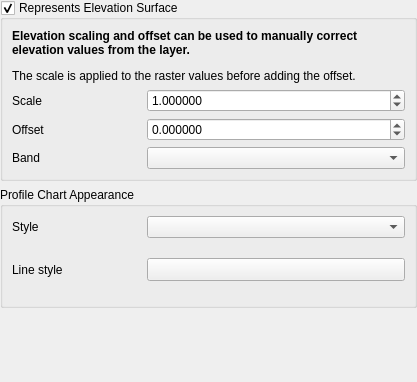
Old version of the form src/ui/raster/qgsrasterelevationpropertieswidgetbase.ui in the repository qgis/QGIS.
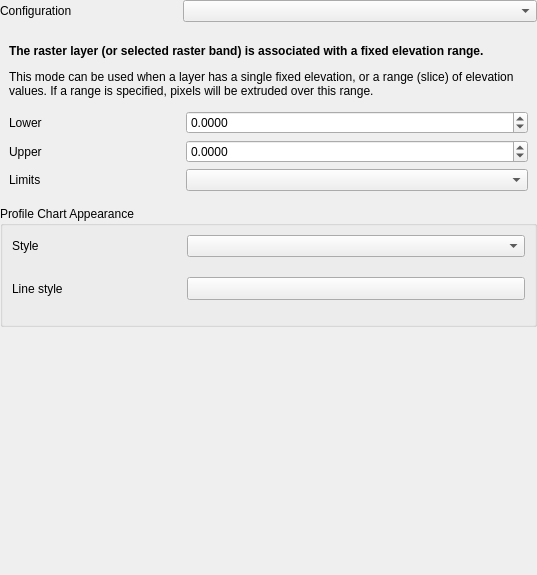
New version of the form. Custom widgets are drawn as their Qt base class.

Commit message:
Introduce fixed elevation range for raster layers
This introduces a new option for specifying how raster layers
have associated elevation. It permits a fixed elevation range
to be set for the layer. It can be used when the layer has
a single fixed elevation, or a range (slice) of elevation values.

Users can set the lower and upper elevation range for the layer,
and whether the lower or upper limits are inclusive or
exclusive.

When enabled, the layer will only be visible in elevation
filtered 2d maps when the layer's range is included in the map's
z range.

The edit to the form file:
```diff
--- a/src/ui/raster/qgsrasterelevationpropertieswidgetbase.ui
+++ b/src/ui/raster/qgsrasterelevationpropertieswidgetbase.ui
@@ -6,41 +6,80 @@
    <rect>
     <x>0</x>
     <y>0</y>
-    <width>417</width>
-    <height>382</height>
+    <width>537</width>
+    <height>575</height>
    </rect>
   </property>
+  <property name="sizePolicy">
+   <sizepolicy hsizetype="Preferred" vsizetype="Preferred">
+    <horstretch>0</horstretch>
+    <verstretch>0</verstretch>
+   </sizepolicy>
+  </property>
   <property name="windowTitle">
    <string>Raster Elevation Properties</string>
   </property>
+  <layout class="QGridLayout" name="gridLayout_11" columnstretch="1,2">
+   <property name="leftMargin">
+    <number>0</number>
+   </property>
+   <property name="topMargin">
+    <number>0</number>
+   </property>
+   <property name="rightMargin">
+    <number>0</number>
+   </property>
+   <property name="bottomMargin">
+    <number>0</number>
+   </property>
+   <item row="1" column="0" colspan="2">
+    <widget class="QgsStackedWidget" name="mStackedWidget">
+     <property name="sizePolicy">
+      <sizepolicy hsizetype="Preferred" vsizetype="Maximum">
+       <horstretch>0</horstretch>
+       <verstretch>0</verstretch>
+      </sizepolicy>
+     </property>
+     <property name="frameShape">
+      <enum>QFrame::NoFrame</enum>
+     </property>
+     <property name="currentIndex">
+      <number>2</number>
+     </property>
+     <widget class="QWidget" name="mPageDisabled">
+      <property name="sizePolicy">
+       <sizepolicy hsizetype="Preferred" vsizetype="Maximum">
+        <horstretch>0</horstretch>
+        <verstretch>0</verstretch>
+       </sizepolicy>
+      </property>
   <layout class="QVBoxLayout" name="verticalLayout">
-   <property name="leftMargin">
-    <number>0</number>
-   </property>
-   <property name="topMargin">
-    <number>0</number>
-   </property>
-   <property name="rightMargin">
-    <number>0</number>
-   </property>
-   <property name="bottomMargin">
-    <number>0</number>
-   </property>
    <item>
-    <widget class="QGroupBox" name="mElevationGroupBox">
-     <property name="focusPolicy">
-      <enum>Qt::StrongFocus</enum>
-     </property>
-     <property name="title">
-      <string>Represents Elevation Surface</string>
-     </property>
-     <property name="checkable">
-      <bool>true</bool>
-     </property>
-     <property name="syncGroup" stdset="0">
-      <string notr="true">vectorgeneral</string>
-     </property>
-     <layout class="QGridLayout" name="gridLayout_2">
+        <widget class="QLabel" name="label_29">
+         <property name="sizePolicy">
+          <sizepolicy hsizetype="Preferred" vsizetype="Maximum">
+           <horstretch>0</horstretch>
+           <verstretch>0</verstretch>
+          </sizepolicy>
+         </property>
+         <property name="text">
+          <string>The layer does not contain any elevation related data.</string>
+         </property>
+         <property name="wordWrap">
+          <bool>false</bool>
+         </property>
+        </widget>
+       </item>
+      </layout>
+     </widget>
+     <widget class="QWidget" name="mPageSurface">
+      <property name="sizePolicy">
+       <sizepolicy hsizetype="Preferred" vsizetype="Maximum">
+        <horstretch>0</horstretch>
+        <verstretch>0</verstretch>
+       </sizepolicy>
+      </property>
+      <layout class="QGridLayout" name="gridLayout_5" columnstretch="1,2">
       <item row="1" column="0">
        <widget class="QLabel" name="label_2">
         <property name="text">
@@ -48,7 +87,14 @@
         </property>
        </widget>
       </item>
-      <item row="1" column="1" colspan="2">
+       <item row="2" column="0">
+        <widget class="QLabel" name="label">
+         <property name="text">
+          <string>Offset</string>
+         </property>
+        </widget>
+       </item>
+       <item row="1" column="1">
        <widget class="QgsDoubleSpinBox" name="mScaleZSpinBox">
         <property name="decimals">
          <number>6</number>
@@ -64,7 +110,23 @@
         </property>
        </widget>
       </item>
-      <item row="2" column="1" colspan="2">
+       <item row="0" column="0" colspan="2">
+        <widget class="QLabel" name="label_3">
+         <property name="sizePolicy">
+          <sizepolicy hsizetype="Preferred" vsizetype="Maximum">
+           <horstretch>0</horstretch>
+           <verstretch>0</verstretch>
+          </sizepolicy>
+         </property>
+         <property name="text">
+          <string>&lt;html&gt;&lt;head/&gt;&lt;body&gt;&lt;p&gt;&lt;span style=&quot; font-weight:600;&quot;&gt;The pixel values in the layer represent an elevation surface, such as a Digital Elevation Model (DEM).&lt;/span&gt;&lt;/p&gt;&lt;p&gt;Elevation scaling and offset can be used to manually correct elevation values from the layer. The scale is applied to the raster values before adding the offset.&lt;/p&gt;&lt;/body&gt;&lt;/html&gt;</string>
+         </property>
+         <property name="wordWrap">
+          <bool>true</bool>
+         </property>
+        </widget>
+       </item>
+       <item row="2" column="1">
        <widget class="QgsDoubleSpinBox" name="mOffsetZSpinBox">
         <property name="decimals">
          <number>6</number>
@@ -77,22 +139,8 @@
         </property>
        </widget>
       </item>
-      <item row="0" column="0" colspan="3">
-       <widget class="QLabel" name="label_3">
-        <property name="text">
-         <string>&lt;html&gt;&lt;head/&gt;&lt;body&gt;&lt;p&gt;&lt;span style=&quot; font-weight:600;&quot;&gt;Elevation scaling and offset can be used to manually correct elevation values from the layer.&lt;/span&gt;&lt;/p&gt;&lt;p&gt;The scale is applied to the raster values before adding the offset.&lt;/p&gt;&lt;/body&gt;&lt;/html&gt;</string>
-        </property>
-        <property name="wordWrap">
-         <bool>true</bool>
-        </property>
-       </widget>
-      </item>
-      <item row="2" column="0">
-       <widget class="QLabel" name="label">
-        <property name="text">
-         <string>Offset</string>
-        </property>
-       </widget>
+       <item row="3" column="1">
+        <widget class="QgsRasterBandComboBox" name="mBandComboBox"/>
       </item>
       <item row="3" column="0">
        <widget class="QLabel" name="label_5">
@@ -101,14 +149,91 @@
         </property>
        </widget>
       </item>
-      <item row="3" column="1" colspan="2">
-       <widget class="QgsRasterBandComboBox" name="mBandComboBox"/>
-      </item>
-     </layout>
-    </widget>
+      </layout>
+     </widget>
+     <widget class="QWidget" name="mPageFixedRange">
+      <property name="sizePolicy">
+       <sizepolicy hsizetype="Preferred" vsizetype="Maximum">
+        <horstretch>0</horstretch>
+        <verstretch>0</verstretch>
+       </sizepolicy>
+      </property>
+      <property name="autoFillBackground">
+       <bool>false</bool>
+      </property>
+      <layout class="QGridLayout" name="gridLayout_2" columnstretch="1,2">
+       <item row="1" column="0">
+        <widget class="QLabel" name="label_12">
+         <property name="text">
+          <string>Lower</string>
+         </property>
+        </widget>
+       </item>
+       <item row="3" column="1">
+        <widget class="QComboBox" name="mLimitsComboBox"/>
+       </item>
+       <item row="2" column="0">
+        <widget class="QLabel" name="label_13">
+         <property name="text">
+          <string>Upper</string>
+         </property>
+        </widget>
+       </item>
+       <item row="3" column="0">
+        <widget class="QLabel" name="mLimitsLabel">
+         <property name="text">
+          <string>Limits</string>
+         </property>
+        </widget>
+       </item>
+       <item row="2" column="1">
+        <widget class="QgsDoubleSpinBox" name="mFixedUpperSpinBox">
+         <property name="decimals">
+          <number>4</number>
+         </property>
+         <property name="minimum">
+          <double>-9999999998.000000000000000</double>
+         </property>
+         <property name="maximum">
+          <double>9999999999.000000000000000</double>
+         </property>
+        </widget>
+       </item>
+       <item row="1" column="1">
+        <widget class="QgsDoubleSpinBox" name="mFixedLowerSpinBox">
+         <property name="decimals">
+          <number>4</number>
+         </property>
+         <property name="minimum">
+          <double>-9999999998.000000000000000</double>
+         </property>
+         <property name="maximum">
+          <double>9999999999.000000000000000</double>
+         </property>
+        </widget>
+       </item>
+       <item row="0" column="0" colspan="2">
+        <widget class="QLabel" name="label_10">
+         <property name="sizePolicy">
+          <sizepolicy hsizetype="Preferred" vsizetype="Maximum">
+           <horstretch>0</horstretch>
+           <verstretch>0</verstretch>
+          </sizepolicy>
+         </property>
+         <property name="text">
+          <string>&lt;html&gt;&lt;head/&gt;&lt;body&gt;&lt;p&gt;&lt;span style=&quot; font-weight:600;&quot;&gt;The raster layer (or selected raster band) is associated with a fixed elevation range.&lt;/span&gt;&lt;/p&gt;&lt;p&gt;This mode can be used when a layer has a single fixed elevation, or a range (slice) of elevation values. If a range is specified, pixels will be extruded over this range.&lt;/p&gt;&lt;/body&gt;&lt;/html&gt;</string>
+         </property>
+         <property name="wordWrap">
+          <bool>true</bool>
+         </property>
+        </widget>
+       </item>
+      </layout>
+     </widget>
+    </widget>
    </item>
-   <item>
-    <widget class="QGroupBox" name="groupBox">
+   <item row="2" column="0" colspan="2">
+    <widget class="QGroupBox" name="mProfileChartGroupBox">
      <property name="title">
       <string>Profile Chart Appearance</string>
      </property>
@@ -231,7 +356,10 @@
      </layout>
     </widget>
    </item>
-   <item>
+   <item row="0" column="1">
+    <widget class="QComboBox" name="mModeComboBox"/>
+   </item>
+   <item row="3" column="0">
     <spacer name="verticalSpacer">
      <property name="orientation">
       <enum>Qt::Vertical</enum>
@@ -244,6 +372,13 @@
      </property>
     </spacer>
    </item>
+   <item row="0" column="0">
+    <widget class="QLabel" name="label_9">
+     <property name="text">
+      <string>Configuration</string>
+     </property>
+    </widget>
+   </item>
   </layout>
  </widget>
  <customwidgets>
```
Left out of the diff: 5 changed lines with no effect on the pictures. Lines whose indentation alone changed are shown as unchanged. The commit also changes 21 other files.
